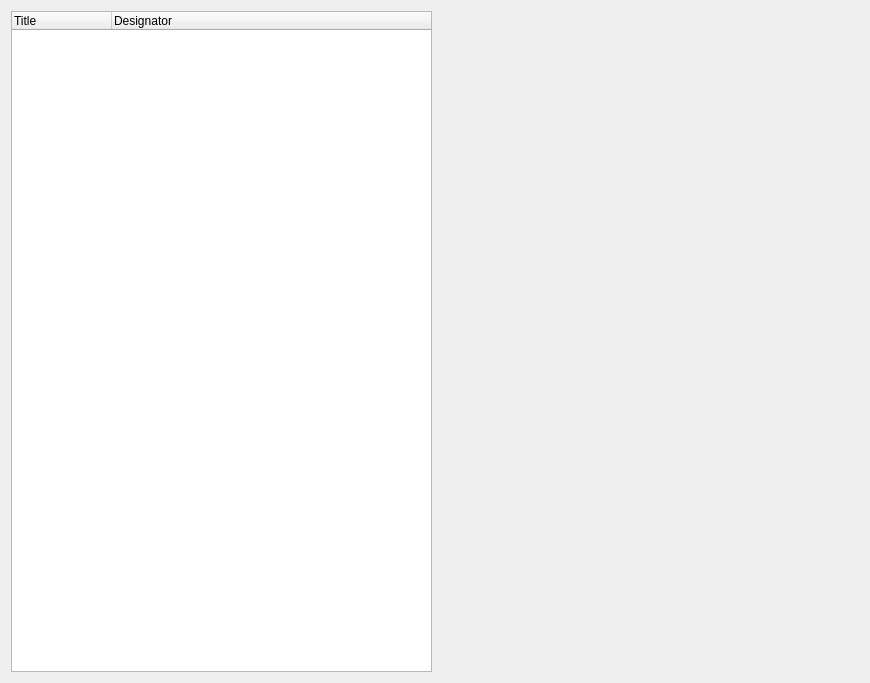
The window that ui/tab_categories.ui (jwjulien/inventory) describes before a commit, drawn with Qt 5.
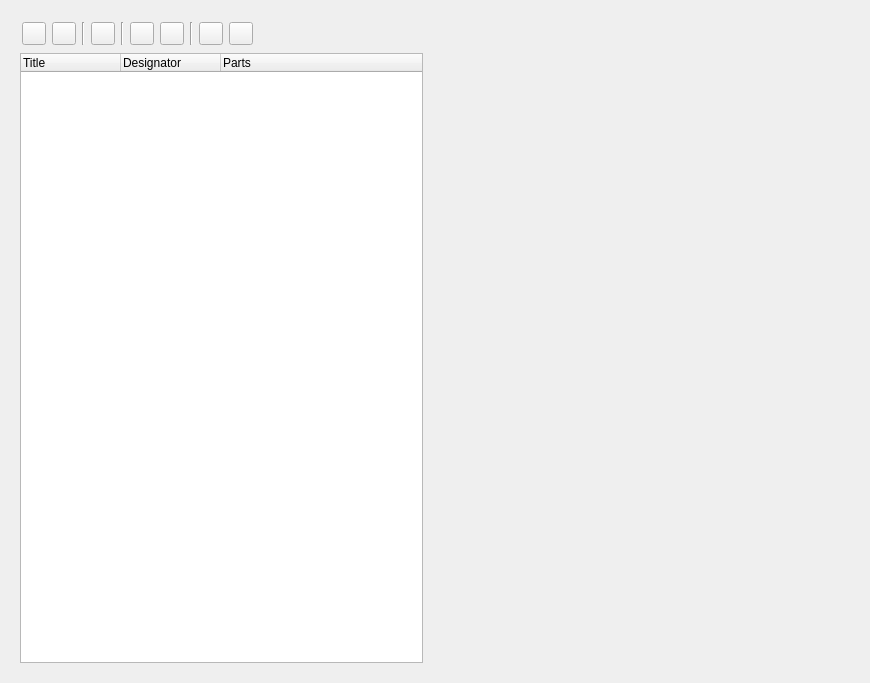
The same window after the commit. Custom widgets are drawn as their Qt base class.

Commit message: added toolbar and context menu (with existing keyboard shortcuts) to category tree

The edit to the form file:
```diff
--- a/ui/tab_categories.ui
+++ b/ui/tab_categories.ui
@@ -13,15 +13,119 @@
   <property name="windowTitle">
    <string>Form</string>
   </property>
-  <layout class="QHBoxLayout" name="horizontalLayout">
+  <layout class="QHBoxLayout" name="horizontalLayout_2">
    <item>
-    <widget class="QTreeWidget" name="categories">
+    <widget class="QWidget" name="category_widget" native="true">
      <property name="sizePolicy">
-      <sizepolicy hsizetype="Expanding" vsizetype="Expanding">
+      <sizepolicy hsizetype="Preferred" vsizetype="Preferred">
        <horstretch>1</horstretch>
        <verstretch>0</verstretch>
       </sizepolicy>
      </property>
+     <layout class="QVBoxLayout" name="verticalLayout">
+      <item>
+       <widget class="QWidget" name="toolbox" native="true">
+        <layout class="QHBoxLayout" name="horizontalLayout">
+         <property name="leftMargin">
+          <number>2</number>
+         </property>
+         <property name="topMargin">
+          <number>2</number>
+         </property>
+         <property name="rightMargin">
+          <number>2</number>
+         </property>
+         <property name="bottomMargin">
+          <number>2</number>
+         </property>
+         <item>
+          <widget class="QToolButton" name="insert_sibling">
+           <property name="toolTip">
+            <string>Insert sibling</string>
+           </property>
+          </widget>
+         </item>
+         <item>
+          <widget class="QToolButton" name="insert_child">
+           <property name="toolTip">
+            <string>Insert child</string>
+           </property>
+          </widget>
+         </item>
+         <item>
+          <widget class="Line" name="line">
+           <property name="orientation">
+            <enum>Qt::Vertical</enum>
+           </property>
+          </widget>
+         </item>
+         <item>
+          <widget class="QToolButton" name="delete_category">
+           <property name="toolTip">
+            <string>Delete category</string>
+           </property>
+          </widget>
+         </item>
+         <item>
+          <widget class="Line" name="line_2">
+           <property name="orientation">
+            <enum>Qt::Vertical</enum>
+           </property>
+          </widget>
+         </item>
+         <item>
+          <widget class="QToolButton" name="make_sibling">
+           <property name="toolTip">
+            <string>Make selected a sibling</string>
+           </property>
+          </widget>
+         </item>
+         <item>
+          <widget class="QToolButton" name="make_child">
+           <property name="toolTip">
+            <string>Make selected a child of first selected category</string>
+           </property>
+          </widget>
+         </item>
+         <item>
+          <widget class="Line" name="line_3">
+           <property name="orientation">
+            <enum>Qt::Vertical</enum>
+           </property>
+          </widget>
+         </item>
+         <item>
+          <widget class="QToolButton" name="collapse_all">
+           <property name="toolTip">
+            <string>Collapse all</string>
+           </property>
+          </widget>
+         </item>
+         <item>
+          <widget class="QToolButton" name="expand_all">
+           <property name="toolTip">
+            <string>Expand all</string>
+           </property>
+          </widget>
+         </item>
+         <item>
+          <spacer name="horizontalSpacer">
+           <property name="orientation">
+            <enum>Qt::Horizontal</enum>
+           </property>
+           <property name="sizeHint" stdset="0">
+            <size>
+             <width>40</width>
+             <height>20</height>
+            </size>
+           </property>
+          </spacer>
+         </item>
+        </layout>
+       </widget>
+      </item>
+      <item>
+       <widget class="QTreeWidget" name="categories">
      <property name="editTriggers">
       <set>QAbstractItemView::NoEditTriggers</set>
      </property>
@@ -44,6 +148,14 @@
        <string>Designator</string>
       </property>
      </column>
+        <column>
+         <property name="text">
+          <string>Parts</string>
+         </property>
+        </column>
+       </widget>
+      </item>
+     </layout>
     </widget>
    </item>
    <item>
```
Lines whose indentation alone changed are shown as unchanged. The commit also changes 4 other files.
